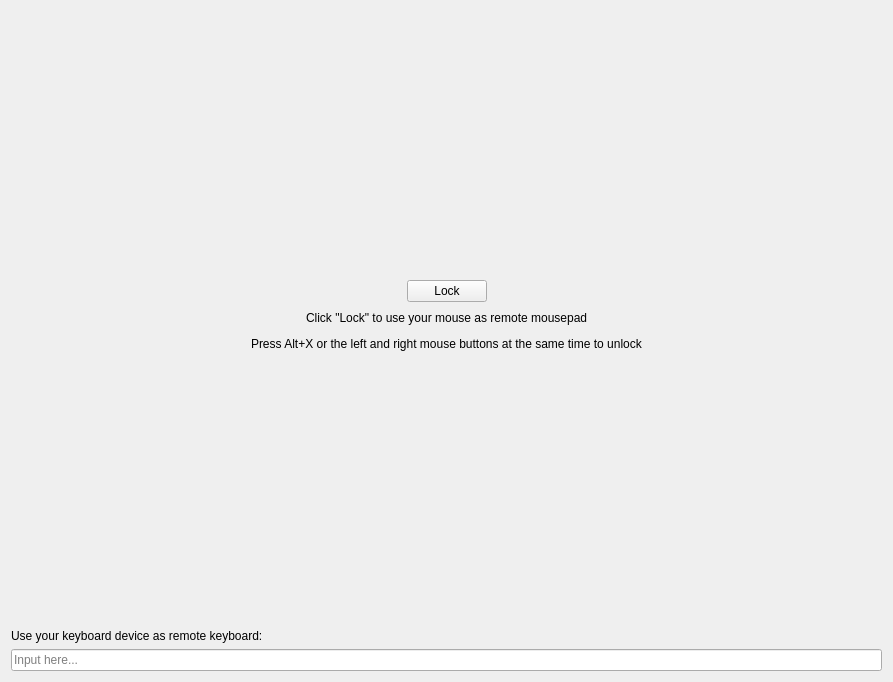
Before: the Qt Designer form app/ui/pages/remoteinputpage.ui in pikazh/kdeconnect-windows, drawn with Qt 5.
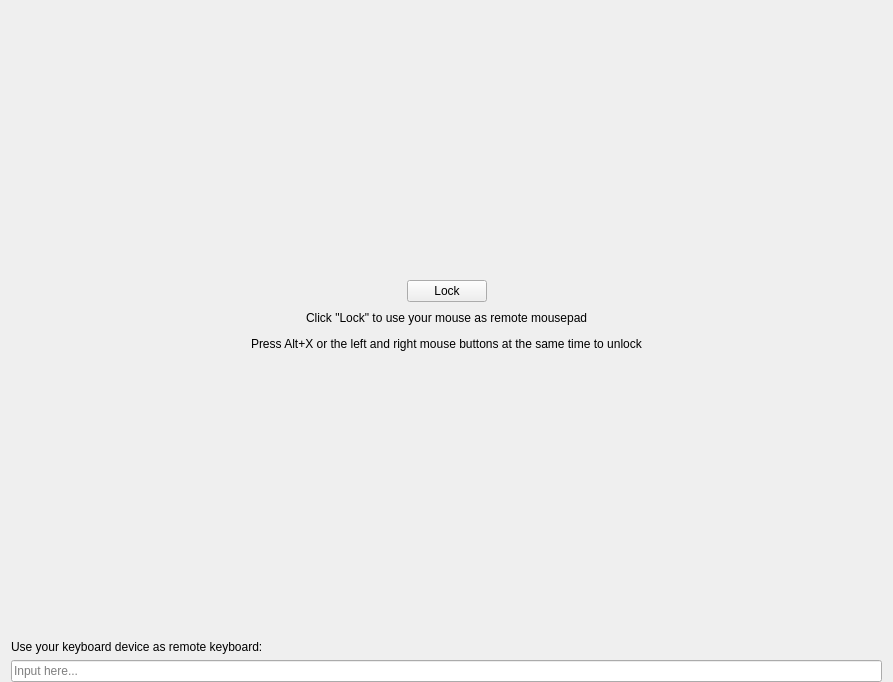
After: the same form once the commit is applied.

```diff
--- a/app/ui/pages/remoteinputpage.ui
+++ b/app/ui/pages/remoteinputpage.ui
@@ -14,6 +14,12 @@
    <string/>
   </property>
   <layout class="QVBoxLayout" name="verticalLayout">
+   <property name="topMargin">
+    <number>0</number>
+   </property>
+   <property name="bottomMargin">
+    <number>0</number>
+   </property>
    <item>
     <spacer name="verticalSpacer">
      <property name="orientation">
```
